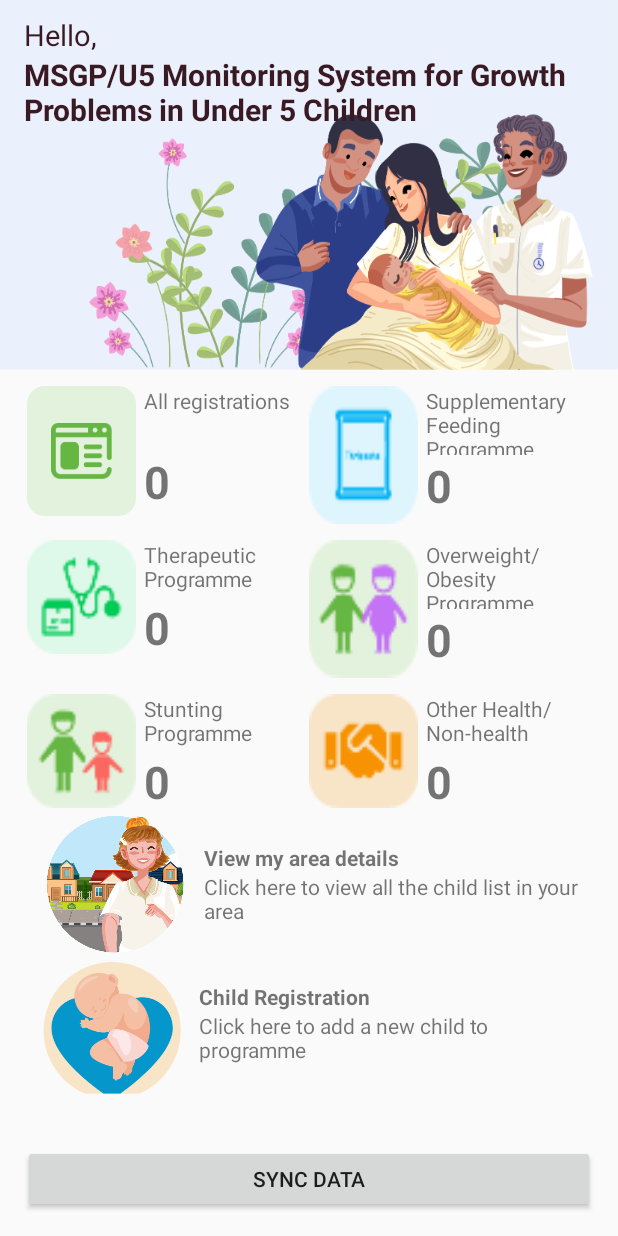
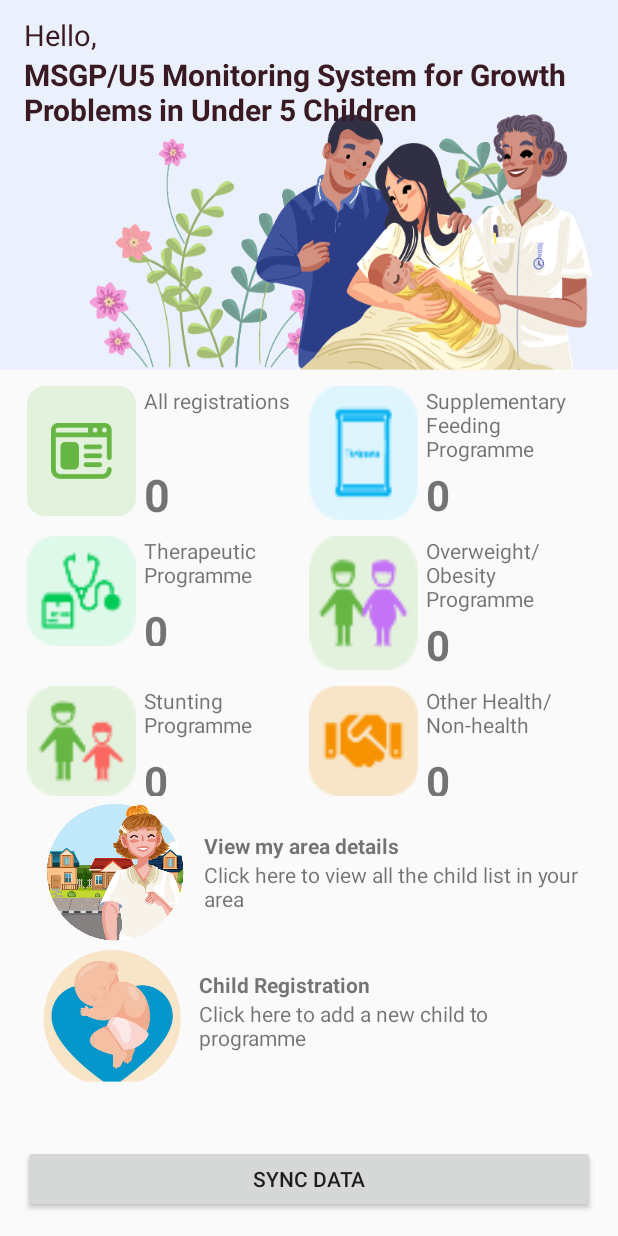
Before and after one commit to tharaka27/chdrapp, an Android app: the MainActivity screen opened directly, with no data from a screen before it, on a phone screen of 412 x 824 dp. Run offline under Robolectric (Android 15) with nearby library versions, the phone set to English and light mode, and no system bars; our stand-ins replace RxJava; libraries missing offline, so code that uses them is left out: org.hisp.dhis; 8 statements that could not run were skipped.

Commit message:
Before Tharaka Take over

```diff
--- a/app/src/main/java/com/echdr/android/echdrapp/ui/tracked_entity_instances/TrackedEntityInstanceAdapter.java
+++ b/app/src/main/java/com/echdr/android/echdrapp/ui/tracked_entity_instances/TrackedEntityInstanceAdapter.java
@@ -143,7 +143,7 @@ public class TrackedEntityInstanceAdapter extends PagedListAdapter<TrackedEntity
 
 
         //remove conflicts showing
-        setConflicts(trackedEntityInstance.uid(), holder);
+        //setConflicts(trackedEntityInstance.uid(), holder);
 
         holder.itemView.setOnClickListener(view -> {
             ActivityStarter.startActivity(
--- a/app/src/main/res/layout/activity_main_yash.xml
+++ b/app/src/main/res/layout/activity_main_yash.xml
@@ -76,14 +76,14 @@
                                 <TextView
                                     android:layout_width="wrap_content"
                                     android:layout_height="0dp"
-                                    android:layout_weight="1"
+                                    android:layout_weight="1.2"
                                     android:text="@string/all_reg" />
 
                                 <TextView
                                     android:id="@+id/numAll"
                                     android:layout_width="wrap_content"
                                     android:layout_height="0dp"
-                                    android:layout_weight="1"
+                                    android:layout_weight="0.8"
                                     android:text="32"
                                     android:textSize="30sp"
                                     android:textStyle="bold" />
@@ -118,16 +118,16 @@
                                 <TextView
                                     android:layout_width="wrap_content"
                                     android:layout_height="0dp"
-                                    android:layout_weight="1"
+                                    android:layout_weight="1.2"
                                     android:text="@string/sup_prog" />
 
                                 <TextView
                                     android:id="@+id/numSup"
                                     android:layout_width="wrap_content"
                                     android:layout_height="0dp"
-                                    android:layout_weight="1"
+                                    android:layout_weight="0.8"
                                     android:text="32"
-                                    android:textSize="30sp"
+                                    android:textSize="28sp"
                                     android:textStyle="bold" />
                             </LinearLayout>
                         </LinearLayout>
@@ -167,16 +167,16 @@
                                 <TextView
                                     android:layout_width="wrap_content"
                                     android:layout_height="0dp"
-                                    android:layout_weight="1"
+                                    android:layout_weight="1.2"
                                     android:text="@string/thera_prog" />
 
                                 <TextView
                                     android:id="@+id/numTherapeutical"
                                     android:layout_width="wrap_content"
                                     android:layout_height="0dp"
-                                    android:layout_weight="1"
+                                    android:layout_weight="0.8"
                                     android:text="16"
-                                    android:textSize="30sp"
+                                    android:textSize="28sp"
                                     android:textStyle="bold" />
                             </LinearLayout>
                         </LinearLayout>
@@ -208,16 +208,16 @@
                                 <TextView
                                     android:layout_width="wrap_content"
                                     android:layout_height="0dp"
-                                    android:layout_weight="1"
+                                    android:layout_weight="1.2"
                                     android:text="@string/overw_prog" />
 
                                 <TextView
                                     android:id="@+id/numOverweight"
                                     android:layout_width="wrap_content"
                                     android:layout_height="0dp"
-                                    android:layout_weight="1"
+                                    android:layout_weight="0.8"
                                     android:text="17"
-                                    android:textSize="30sp"
+                                    android:textSize="28sp"
                                     android:textStyle="bold" />
                             </LinearLayout>
                         </LinearLayout>
@@ -255,16 +255,16 @@
                                 <TextView
                                     android:layout_width="wrap_content"
                                     android:layout_height="0dp"
-                                    android:layout_weight="1"
+                                    android:layout_weight="1.2"
                                     android:text="@string/stunt_prog" />
 
                                 <TextView
                                     android:id="@+id/numStunting"
                                     android:layout_width="wrap_content"
                                     android:layout_height="0dp"
-                                    android:layout_weight="1"
+                                    android:layout_weight="0.8"
                                     android:text="21"
-                                    android:textSize="30sp"
+                                    android:textSize="28sp"
                                     android:textStyle="bold" />
 
                             </LinearLayout>
@@ -297,16 +297,16 @@
                                 <TextView
                                     android:layout_width="wrap_content"
                                     android:layout_height="0dp"
-                                    android:layout_weight="1"
+                                    android:layout_weight="1.2"
                                     android:text="@string/other_prog" />
 
                                 <TextView
                                     android:id="@+id/numOther"
                                     android:layout_width="wrap_content"
                                     android:layout_height="0dp"
-                                    android:layout_weight="1"
+                                    android:layout_weight="0.8"
                                     android:text="21"
-                                    android:textSize="30sp"
+                                    android:textSize="28sp"
                                     android:textStyle="bold" />
                             </LinearLayout>
                         </LinearLayout>
```
